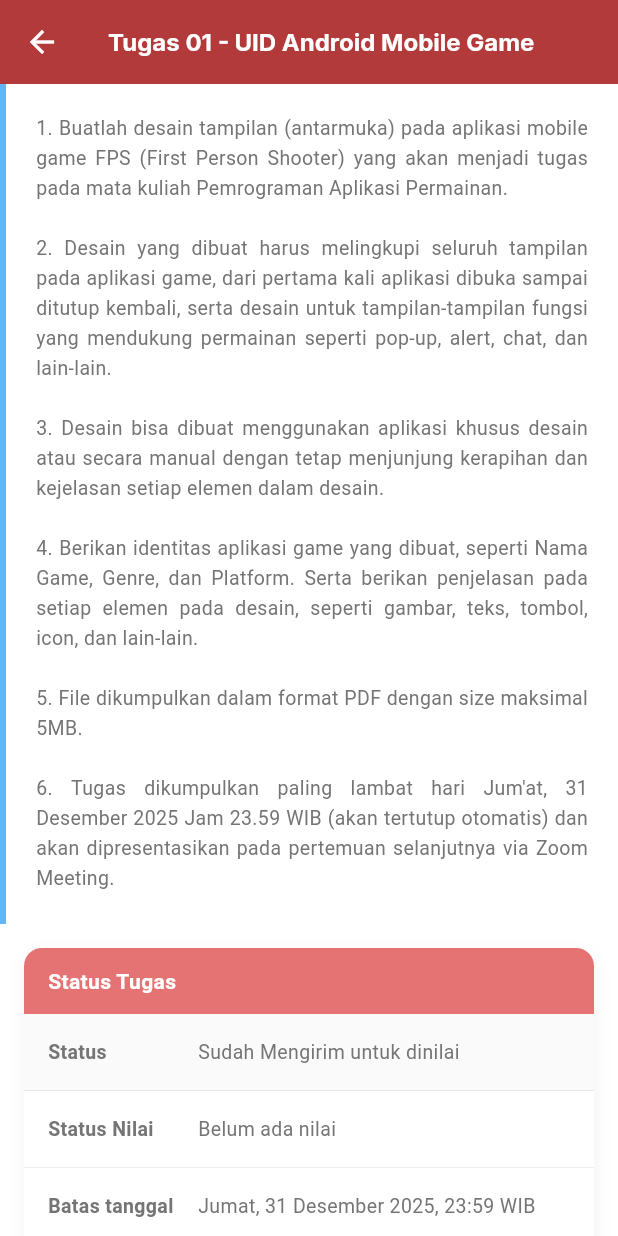
After one commit to NandaaAyyy/lms_study, a Flutter app: the TaskDetailPage screen opened directly, on a phone screen of 412 x 824 dp. The commit adds this screen. Run offline on Flutter 3.47's test engine with Material 3 defaults, Android fonts, the light colour scheme and no system bars; our stand-ins replace google_fonts; network calls fail.

Commit message:
commit-11= menambah file tugas mahasiswa

```diff
--- a/lib/pages/home_page.dart
+++ b/lib/pages/home_page.dart
@@ -4,6 +4,7 @@ import 'course_list_page.dart';
 import 'quiz_page.dart';
 import 'profile_page.dart';
 import 'announcement_page.dart';
+import 'task_detail_page.dart';
 
 class HomePage extends StatefulWidget {
   const HomePage({super.key});
@@ -113,7 +114,14 @@ class HomeBody extends StatelessWidget {
             style: TextStyle(fontSize: 16, fontWeight: FontWeight.bold),
           ),
           const SizedBox(height: 12),
-          Container(
+          GestureDetector(
+            onTap: () {
+              Navigator.push(
+                context,
+                MaterialPageRoute(builder: (context) => const TaskDetailPage()),
+              );
+            },
+            child: Container(
               width: double.infinity,
               padding: const EdgeInsets.all(20),
               decoration: BoxDecoration(
@@ -152,6 +160,7 @@ class HomeBody extends StatelessWidget {
                     ),
                   ),
                 ],
+              ),
             ),
           ),
 
--- /dev/null
+++ b/lib/pages/task_detail_page.dart
@@ -0,0 +1,173 @@
+import 'package:flutter/material.dart';
+import '../core/theme/app_colors.dart';
+
+class TaskDetailPage extends StatelessWidget {
+  const TaskDetailPage({super.key});
+
+  @override
+  Widget build(BuildContext context) {
+    return Scaffold(
+      backgroundColor: Colors.white,
+      appBar: AppBar(
+        leading: IconButton(
+          icon: const Icon(Icons.arrow_back, color: Colors.white),
+          onPressed: () => Navigator.pop(context),
+        ),
+        title: const Text(
+          'Tugas 01 - UID Android Mobile Game',
+          style: TextStyle(
+            color: Colors.white,
+            fontSize: 16,
+            fontWeight: FontWeight.bold,
+          ),
+        ),
+        backgroundColor: AppColors.primary,
+        elevation: 0,
+      ),
+      body: SingleChildScrollView(
+        child: Column(
+          children: [
+            // Instructions Section
+            Container(
+              padding: const EdgeInsets.all(20),
+              decoration: BoxDecoration(
+                border: Border(
+                  left: BorderSide(color: Colors.blue.shade300, width: 4),
+                ),
+                color: Colors.white,
+              ),
+              child: const Column(
+                crossAxisAlignment: CrossAxisAlignment.start,
+                children: [
+                  Text(
+                    '1. Buatlah desain tampilan (antarmuka) pada aplikasi mobile game FPS (First Person Shooter) yang akan menjadi tugas pada mata kuliah Pemrograman Aplikasi Permainan.\n\n'
+                    '2. Desain yang dibuat harus melingkupi seluruh tampilan pada aplikasi game, dari pertama kali aplikasi dibuka sampai ditutup kembali, serta desain untuk tampilan-tampilan fungsi yang mendukung permainan seperti pop-up, alert, chat, dan lain-lain.\n\n'
+                    '3. Desain bisa dibuat menggunakan aplikasi khusus desain atau secara manual dengan tetap menjunjung kerapihan dan kejelasan setiap elemen dalam desain.\n\n'
+                    '4. Berikan identitas aplikasi game yang dibuat, seperti Nama Game, Genre, dan Platform. Serta berikan penjelasan pada setiap elemen pada desain, seperti gambar, teks, tombol, icon, dan lain-lain.\n\n'
+                    '5. File dikumpulkan dalam format PDF dengan size maksimal 5MB.\n\n'
+                    '6. Tugas dikumpulkan paling lambat hari Jum\'at, 31 Desember 2025 Jam 23.59 WIB (akan tertutup otomatis) dan akan dipresentasikan pada pertemuan selanjutnya via Zoom Meeting.',
+                    style: TextStyle(fontSize: 13, height: 1.5),
+                    textAlign: TextAlign.justify,
+                  ),
+                ],
+              ),
+            ),
+
+            // Status Section
+            Container(
+              margin: const EdgeInsets.all(16),
+              decoration: BoxDecoration(
+                color: Colors.white,
+                borderRadius: BorderRadius.circular(12),
+                boxShadow: [
+                  BoxShadow(
+                    color: Colors.black.withOpacity(0.05),
+                    blurRadius: 10,
+                    offset: const Offset(0, 5),
+                  ),
+                ],
+              ),
+              child: Column(
+                children: [
+                   // Header
+                   Container(
+                     width: double.infinity,
+                     padding: const EdgeInsets.symmetric(vertical: 12, horizontal: 16),
+                     decoration: const BoxDecoration(
+                       color: AppColors.secondary,
+                       borderRadius: BorderRadius.only(
+                         topLeft: Radius.circular(12),
+                         topRight: Radius.circular(12),
+                       ),
+                     ),
+                     child: const Text(
+                       'Status Tugas',
+                       style: TextStyle(color: Colors.white, fontWeight: FontWeight.bold),
+                     ),
+                   ),
+
+                   // Rows
+                   _buildStatusRow('Status', 'Sudah Mengirim untuk dinilai'),
+                   _buildStatusRow('Status Nilai', 'Belum ada nilai'),
+                   _buildStatusRow('Batas tanggal', 'Jumat, 31 Desember 2025, 23:59 WIB'),
+                   _buildStatusRow('Sisa Waktu', 'Tugas sudah di kirim 4 Hari 5 Jam sebelum nya'),
+
+                   Container(
+                     padding: const EdgeInsets.all(16),
+                     decoration: const BoxDecoration(
+                        border: Border(bottom: BorderSide(color: Colors.grey, width: 0.2))
+                     ),
+                     child: Row(
+                       crossAxisAlignment: CrossAxisAlignment.start,
+                       children: [
+                         const SizedBox(
+                           width: 100,
+                           child: Text('File Tugas', style: TextStyle(fontWeight: FontWeight.bold, fontSize: 13)),
+                         ),
+                         Expanded(
+                           child: Row(
+                             children: [
+                               const Icon(Icons.picture_as_pdf, color: Colors.grey, size: 20),
+                               const SizedBox(width: 8),
+                               Expanded(
+                                 child: Text(
+                                   'Randy Candra Pratama_714....pdf',
+                                   style: TextStyle(color: Colors.blue.shade700, decoration: TextDecoration.underline),
+                                   overflow: TextOverflow.ellipsis,
+                                 ),
+                               ),
+                             ],
+                           ),
+                         )
+                       ],
+                     ),
+                   ),
+
+                   const SizedBox(height: 20),
+
+                   // Button
+                   Padding(
+                     padding: const EdgeInsets.only(bottom: 24.0),
+                     child: ElevatedButton(
+                       onPressed: () {},
+                       style: ElevatedButton.styleFrom(
+                         backgroundColor: Colors.grey.shade200,
+                         foregroundColor: Colors.black,
+                         elevation: 0,
+                         shape: RoundedRectangleBorder(borderRadius: BorderRadius.circular(8)),
+                         padding: const EdgeInsets.symmetric(horizontal: 24, vertical: 12),
+                       ),
+                       child: const Text('Tambahkan Tugas'),
+                     ),
+                   ),
+                ],
+              ),
+            ),
+          ],
+        ),
+      ),
+    );
+  }
+
+  Widget _buildStatusRow(String label, String value) {
+    return Container(
+       padding: const EdgeInsets.all(16),
+       decoration: BoxDecoration(
+          color: label == 'Status' || label == 'Status tanggal' ? Colors.grey.shade50 : Colors.white, // Alternating colors slightly
+          border: const Border(bottom: BorderSide(color: Colors.grey, width: 0.2))
+       ),
+       child: Row(
+         crossAxisAlignment: CrossAxisAlignment.start,
+         children: [
+           SizedBox(
+             width: 100,
+             child: Text(label, style: const TextStyle(fontWeight: FontWeight.bold, fontSize: 13)),
+           ),
+           Expanded(
+             child: Text(value, style: const TextStyle(fontSize: 13)),
+           )
+         ],
+       ),
+    );
+  }
+}
```
Lines whose indentation alone changed are shown as unchanged.
